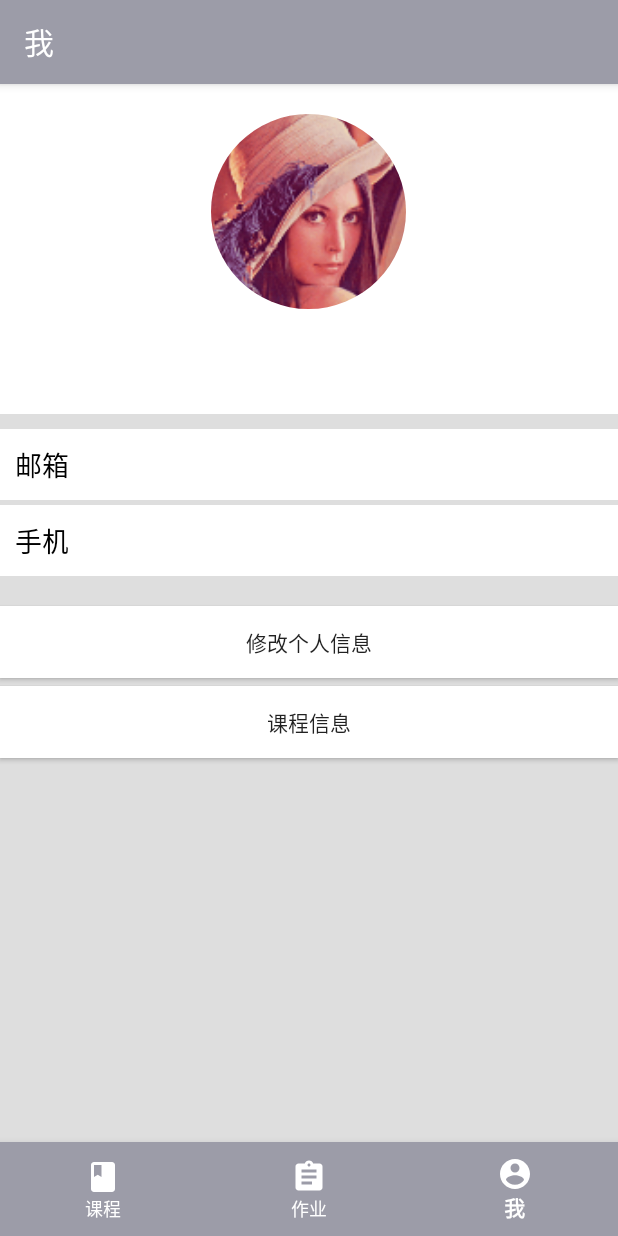
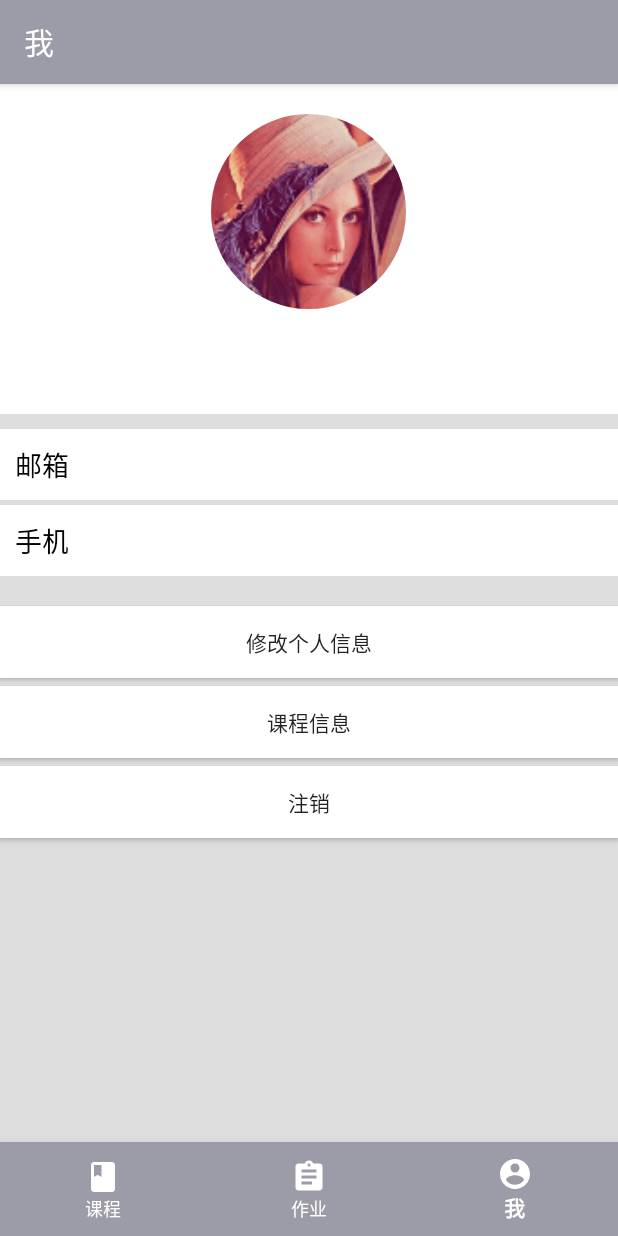
Before and after one commit to zhanzongyuan/MyTA, an Android app: the MainActivity screen opened directly, with no data from a screen before it, item 3 of the bottom bar chosen, on a phone screen of 412 x 824 dp. Run offline under Robolectric (Android 15) with nearby library versions, the phone set to English and light mode, and no system bars; our stand-ins replace CircleImageView, EventBus, RxJava; network calls fail; 1 statement that could not run was skipped.

```diff
--- a/app/src/main/java/four/awesome/myta/MainActivity.java
+++ b/app/src/main/java/four/awesome/myta/MainActivity.java
@@ -1,6 +1,7 @@
 package four.awesome.myta;
 
 import android.content.Intent;
+import android.content.SharedPreferences;
 import android.support.annotation.NonNull;
 import android.support.design.internal.BottomNavigationItemView;
 import android.support.design.internal.BottomNavigationMenuView;
@@ -43,6 +44,8 @@ public class MainActivity extends AppCompatActivity implements ViewPager.OnPageC
     private CourseFragment fragmentCourse;
     private UserFragment fragmentUser;
 
+    private SharedPreferences data;
+
     private BottomNavigationView bottomNavigationView;
     private ViewPager viewPager;
 
@@ -55,9 +58,12 @@ public class MainActivity extends AppCompatActivity implements ViewPager.OnPageC
         initialNavigationView();
     }
 
-
+    public SharedPreferences getData() {
+        return data;
+    }
 
     private void initialData() {
+        data = getSharedPreferences("data", MODE_PRIVATE);
         viewPager = (ViewPager) findViewById(R.id.frame_layout);
         bottomNavigationView = (BottomNavigationView) findViewById(R.id.navigation);
 
@@ -71,6 +77,9 @@ public class MainActivity extends AppCompatActivity implements ViewPager.OnPageC
         assignmentFragment = AssignmentFragment.newInstance();
         fragmentUser = UserFragment.newInstance();
         fragmentUser.setUserData(user);
+        SharedPreferences temp_data = getSharedPreferences("data", MODE_PRIVATE);
+        fragmentUser.setSharedPerferences(temp_data);
+        fragmentUser.setMain(this);
     }
     /**
      * Initial navigation item click event.
--- a/app/src/main/java/four/awesome/myta/fragments/UserFragment.java
+++ b/app/src/main/java/four/awesome/myta/fragments/UserFragment.java
@@ -18,6 +18,7 @@ import android.widget.Toast;
 
 
 import de.hdodenhof.circleimageview.CircleImageView;
+import four.awesome.myta.LoginActivity;
 import four.awesome.myta.MainActivity;
 import four.awesome.myta.R;
 import four.awesome.myta.models.User;
@@ -25,6 +26,8 @@ import four.awesome.myta.services.APIClient;
 import io.reactivex.Observer;
 import io.reactivex.disposables.Disposable;
 import retrofit2.Response;
+
+import static android.content.Context.MODE_PRIVATE;
 
 /**
  * Fragment for user list.
@@ -39,7 +42,11 @@ public class UserFragment extends Fragment implements Observer<Response<User>> {
     private TextView user_phone;
     private Button change_user_data;
     private Button course_data;
+    private Button logout;
+    private MainActivity main;
     //界面组件对象
+
+    SharedPreferences data;
 
     private static UserFragment fragment;
     private Context context;
@@ -79,6 +86,7 @@ public class UserFragment extends Fragment implements Observer<Response<User>> {
         user_phone = (TextView) user_view.findViewById(R.id.user_phone);
         change_user_data = (Button) user_view.findViewById(R.id.chang_user_data);
         course_data = (Button) user_view.findViewById(R.id.course_data);
+        logout = (Button) user_view.findViewById(R.id.logout);
 
         if (user_data == null) {
             user_data = new User();
@@ -140,11 +148,26 @@ public class UserFragment extends Fragment implements Observer<Response<User>> {
                         .show();
             }
         });
+        logout.setOnClickListener(new View.OnClickListener() {
+            @Override
+            public void onClick(View v) {
+                SharedPreferences.Editor editor = data.edit();
+                editor.clear();
+                editor.commit();
+                Intent intent = new Intent(context, LoginActivity.class);
+                startActivity(intent);
+                main.finish();
+            }
+        });
     }
     //设置界面控件对象的有关属性
     public void setUserData(User user) {
         user_data = user;
     }
+
+    public void setSharedPerferences(SharedPreferences temp_data) { data = temp_data; }
+
+    public void setMain(MainActivity m) { main = m; }
 
     private void commitChange(String name, String id, String phone, String password) {
         (new APIClient()).subscribeUpdateUser(
--- a/app/src/main/res/layout/fragment_user.xml
+++ b/app/src/main/res/layout/fragment_user.xml
@@ -103,6 +103,13 @@
             android:layout_marginTop="5dp"
             android:text="课程信息"/>
 
+        <Button
+            android:id="@+id/logout"
+            android:layout_width="match_parent"
+            android:layout_height="wrap_content"
+            android:background="@color/white"
+            android:layout_marginTop="5dp"
+            android:text="注销"/>
     </LinearLayout>
 
 </LinearLayout>
```
Also changed, not shown: app/src/main/java/four/awesome/myta/LoginActivity.java (+8 -8 lines).
